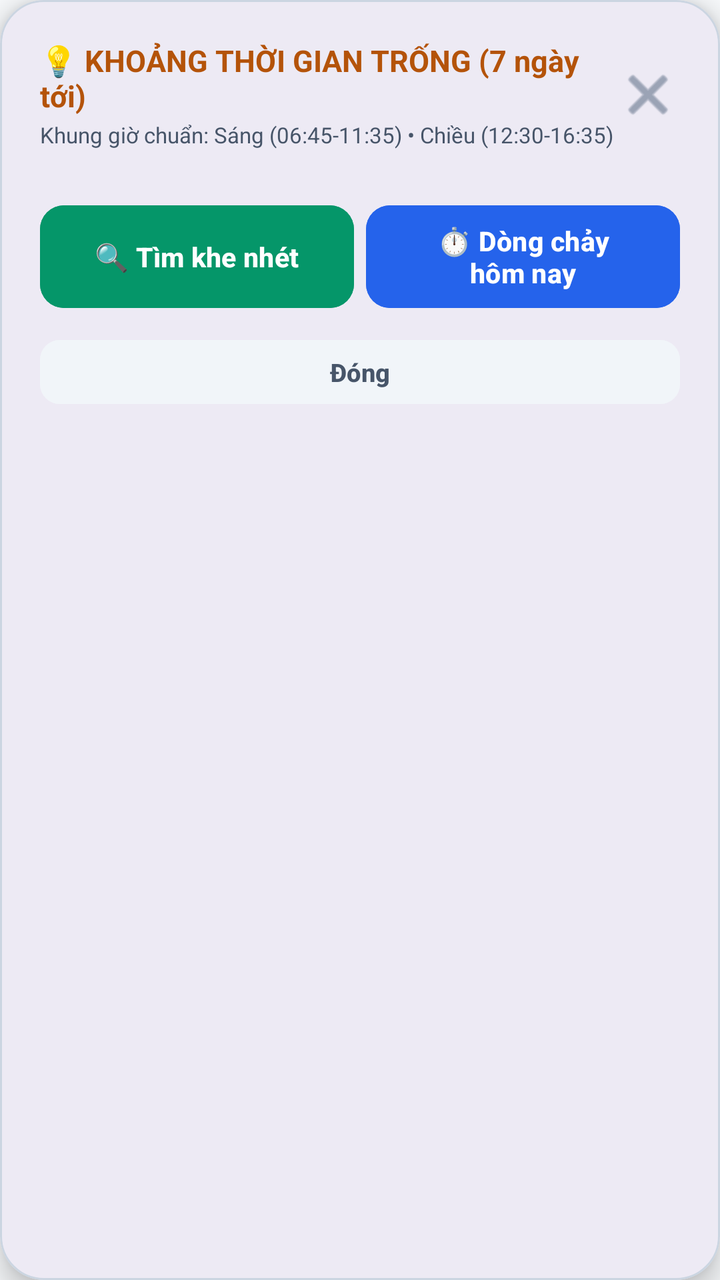
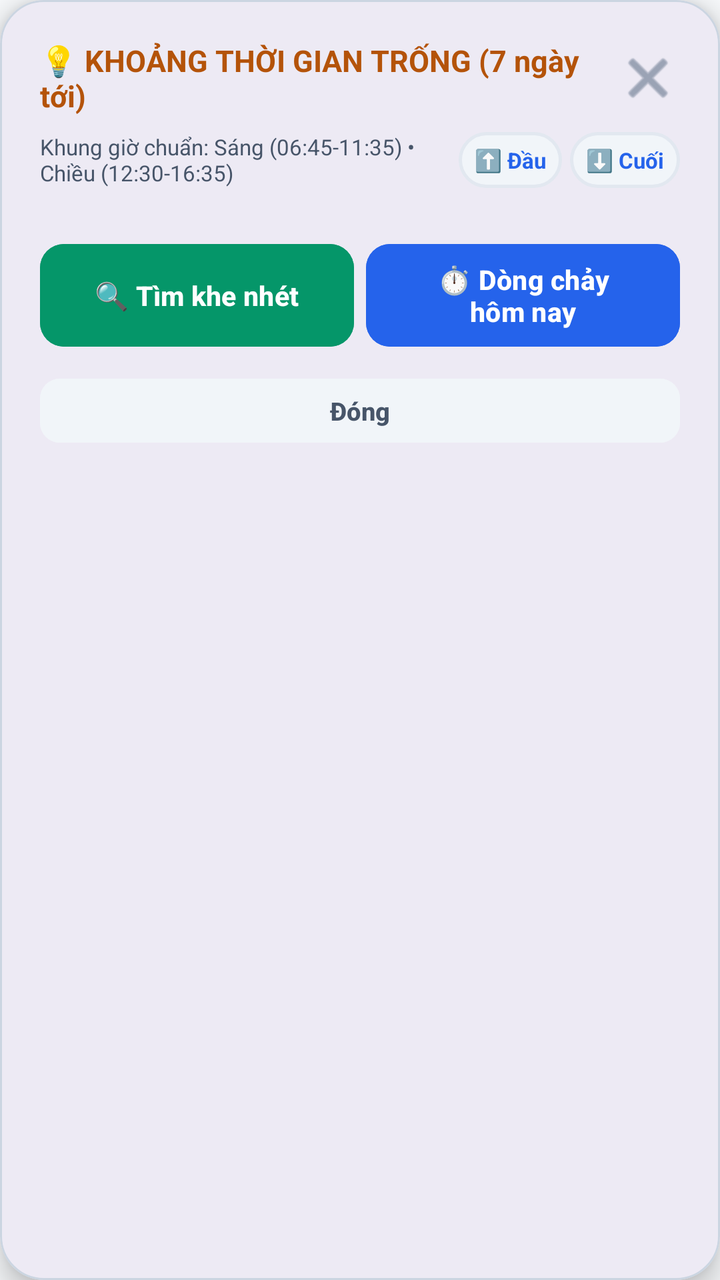

Before-and-after screenshots of an Android layout around one commit, followed by the original layout XML and the change that was made.
<!-- AndroidManifest.xml: application theme Theme.LectuPlan -->
<!-- res/layout/dialog_free_time_analysis.xml -->
<?xml version="1.0" encoding="utf-8"?>
<com.google.android.material.card.MaterialCardView
    xmlns:android="http://schemas.android.com/apk/res/android"
    xmlns:app="http://schemas.android.com/apk/res-auto"
    android:layout_width="match_parent"
    android:layout_height="wrap_content"
    app:cardCornerRadius="22dp"
    app:cardElevation="8dp"
    app:strokeWidth="1dp"
    app:strokeColor="@color/border_default"
    app:cardBackgroundColor="@color/surface_card">

    <LinearLayout
        android:layout_width="match_parent"
        android:layout_height="wrap_content"
        android:orientation="vertical"
        android:padding="20dp">

        <LinearLayout
            android:layout_width="match_parent"
            android:layout_height="wrap_content"
            android:orientation="horizontal"
            android:gravity="center_vertical"
            android:layout_marginBottom="12dp">

            <LinearLayout
                android:layout_width="0dp"
                android:layout_height="wrap_content"
                android:layout_weight="1"
                android:orientation="vertical">

                <TextView
                    android:layout_width="wrap_content"
                    android:layout_height="wrap_content"
                    android:text="💡 KHOẢNG THỜI GIAN TRỐNG (7 ngày tới)"
                    android:textSize="15sp"
                    android:textStyle="bold"
                    android:textColor="@color/accent_amber" />

                <TextView
                    android:layout_width="wrap_content"
                    android:layout_height="wrap_content"
                    android:layout_marginTop="2dp"
                    android:text="Khung giờ chuẩn: Sáng (06:45-11:35) • Chiều (12:30-16:35)"
                    android:textSize="11sp"
                    android:textColor="@color/text_secondary" />
            </LinearLayout>

            <ImageButton
                android:id="@+id/btnCloseFreeTimeDialog"
                android:layout_width="32dp"
                android:layout_height="32dp"
                android:background="?android:attr/selectableItemBackgroundBorderless"
                android:contentDescription="Đóng"
                android:src="@android:drawable/ic_menu_close_clear_cancel"
                app:tint="@color/nav_item_unselected_tint" />
        </LinearLayout>

        <androidx.recyclerview.widget.RecyclerView
            android:id="@+id/rvFreeTimeDays"
            android:layout_width="match_parent"
            android:layout_height="0dp"
            android:layout_weight="1"
            android:scrollbars="vertical" />

        <LinearLayout
            android:layout_width="match_parent"
            android:layout_height="wrap_content"
            android:orientation="horizontal"
            android:gravity="center_vertical"
            android:layout_marginTop="12dp">

            <Button
                android:id="@+id/btnOpenSmartFinderFromFree"
                android:layout_width="0dp"
                android:layout_height="match_parent"
                android:minHeight="48dp"
                android:layout_weight="1"
                android:layout_marginEnd="6dp"
                android:text="🔍 Tìm khe nhét"
                android:textColor="#FFFFFF"
                android:backgroundTint="#059669"
                android:textSize="13.5sp"
                android:textStyle="bold"
                app:cornerRadius="12dp" />

            <Button
                android:id="@+id/btnOpenTimelineFromFree"
                android:layout_width="0dp"
                android:layout_height="match_parent"
                android:minHeight="48dp"
                android:layout_weight="1"
                android:text="⏱️ Dòng chảy\nhôm nay"
                android:textColor="#FFFFFF"
                android:backgroundTint="#2563EB"
                android:textSize="13.5sp"
                android:textStyle="bold"
                app:cornerRadius="12dp" />
        </LinearLayout>

        <Button
            android:id="@+id/btnCloseFreeTime"
            android:layout_width="match_parent"
            android:layout_height="40dp"
            android:layout_marginTop="8dp"
            android:text="Đóng"
            android:textColor="@color/text_secondary"
            android:backgroundTint="@color/surface_card_secondary"
            android:textSize="12.5sp"
            android:textStyle="bold"
            app:cornerRadius="10dp" />

    </LinearLayout>
</com.google.android.material.card.MaterialCardView>
<!-- resources referenced by this layout -->
<resources>
  <color name="accent_amber">#B45309</color>
  <color name="border_default">#CBD5E1</color>
  <color name="nav_item_unselected_tint">#64748B</color>
  <color name="surface_card">#FFFFFF</color>
  <color name="surface_card_secondary">#F1F5F9</color>
  <color name="text_secondary">#475569</color>
  <style name="Theme.LectuPlan" parent="Base.Theme.LectuPlan" />
  <style name="Base.Theme.LectuPlan" parent="Theme.Material3.DayNight.NoActionBar">
          <item name="android:windowBackground">@color/window_background</item>
          <item name="colorSurface">@color/surface_card</item>
          <item name="colorOnSurface">@color/text_primary</item>
          <item name="colorSurfaceVariant">@color/surface_card_secondary</item>
          <item name="colorOnSurfaceVariant">@color/text_secondary</item>
          
          <item name="android:windowLightStatusBar" tools:targetApi="23">true</item>
          <item name="android:windowLightNavigationBar" tools:targetApi="27">true</item>
      </style>
  <color name="window_background">#F8FAFC</color>
  <color name="text_primary">#0F172A</color>
</resources>

<!-- the commit's change to res/layout/dialog_free_time_analysis.xml (unified diff, before → after) -->
@@ -16,35 +16,22 @@
         android:orientation="vertical"
         android:padding="20dp">
 
+        
         <LinearLayout
             android:layout_width="match_parent"
             android:layout_height="wrap_content"
             android:orientation="horizontal"
             android:gravity="center_vertical"
-            android:layout_marginBottom="12dp">
+            android:layout_marginBottom="8dp">
 
-            <LinearLayout
+            <TextView
                 android:layout_width="0dp"
                 android:layout_height="wrap_content"
                 android:layout_weight="1"
-                android:orientation="vertical">
-
-                <TextView
-                    android:layout_width="wrap_content"
-                    android:layout_height="wrap_content"
-                    android:text="💡 KHOẢNG THỜI GIAN TRỐNG (7 ngày tới)"
-                    android:textSize="15sp"
-                    android:textStyle="bold"
-                    android:textColor="@color/accent_amber" />
-
-                <TextView
-                    android:layout_width="wrap_content"
-                    android:layout_height="wrap_content"
-                    android:layout_marginTop="2dp"
-                    android:text="Khung giờ chuẩn: Sáng (06:45-11:35) • Chiều (12:30-16:35)"
-                    android:textSize="11sp"
-                    android:textColor="@color/text_secondary" />
-            </LinearLayout>
+                android:text="💡 KHOẢNG THỜI GIAN TRỐNG (7 ngày tới)"
+                android:textSize="15sp"
+                android:textStyle="bold"
+                android:textColor="@color/accent_amber" />
 
             <ImageButton
                 android:id="@+id/btnCloseFreeTimeDialog"
@@ -54,6 +41,52 @@
                 android:contentDescription="Đóng"
                 android:src="@android:drawable/ic_menu_close_clear_cancel"
                 app:tint="@color/nav_item_unselected_tint" />
+        </LinearLayout>
+
+        
+        <LinearLayout
+            android:layout_width="match_parent"
+            android:layout_height="wrap_content"
+            android:orientation="horizontal"
+            android:gravity="center_vertical"
+            android:layout_marginBottom="12dp">
+
+            <TextView
+                android:layout_width="0dp"
+                android:layout_height="wrap_content"
+                android:layout_weight="1"
+                android:text="Khung giờ chuẩn: Sáng (06:45-11:35) • Chiều (12:30-16:35)"
+                android:textSize="11sp"
+                android:textColor="@color/text_secondary" />
+
+            <TextView
+                android:id="@+id/btnFreeTimeScrollTop"
+                android:layout_width="wrap_content"
+                android:layout_height="28dp"
+                android:background="@drawable/bg_search_input"
+                android:gravity="center"
+                android:paddingHorizontal="8dp"
+                android:text="⬆️ Đầu"
+                android:textColor="@color/accent_blue"
+                android:textSize="11sp"
+                android:textStyle="bold"
+                android:clickable="true"
+                android:focusable="true"
+                android:layout_marginEnd="4dp" />
+
+            <TextView
+                android:id="@+id/btnFreeTimeScrollBottom"
+                android:layout_width="wrap_content"
+                android:layout_height="28dp"
+                android:background="@drawable/bg_search_input"
+                android:gravity="center"
+                android:paddingHorizontal="8dp"
+                android:text="⬇️ Cuối"
+                android:textColor="@color/accent_blue"
+                android:textSize="11sp"
+                android:textStyle="bold"
+                android:clickable="true"
+                android:focusable="true" />
         </LinearLayout>
 
         <androidx.recyclerview.widget.RecyclerView
<!-- resource entries referenced after the edit -->
@@ -1,12 +1,24 @@
 <!-- resources referenced by this layout -->
 <resources>
   <color name="accent_amber">#B45309</color>
+  <color name="accent_blue">#2563EB</color>
   <color name="border_default">#CBD5E1</color>
   <color name="nav_item_unselected_tint">#64748B</color>
   <color name="surface_card">#FFFFFF</color>
   <color name="surface_card_secondary">#F1F5F9</color>
   <color name="text_secondary">#475569</color>
+  <!-- drawable bg_search_input (drawable) -->
+  <?xml version="1.0" encoding="utf-8"?>
+  <shape xmlns:android="http://schemas.android.com/apk/res/android"
+      android:shape="rectangle">
+      <solid android:color="@color/surface_card_secondary" />
+      <corners android:radius="14dp" />
+      <stroke
+          android:width="1.5dp"
+          android:color="@color/border_subtle" />
+  </shape>
   <style name="Theme.LectuPlan" parent="Base.Theme.LectuPlan" />
+  <color name="border_subtle">#E2E8F0</color>
   <style name="Base.Theme.LectuPlan" parent="Theme.Material3.DayNight.NoActionBar">
           <item name="android:windowBackground">@color/window_background</item>
           <item name="colorSurface">@color/surface_card</item>
